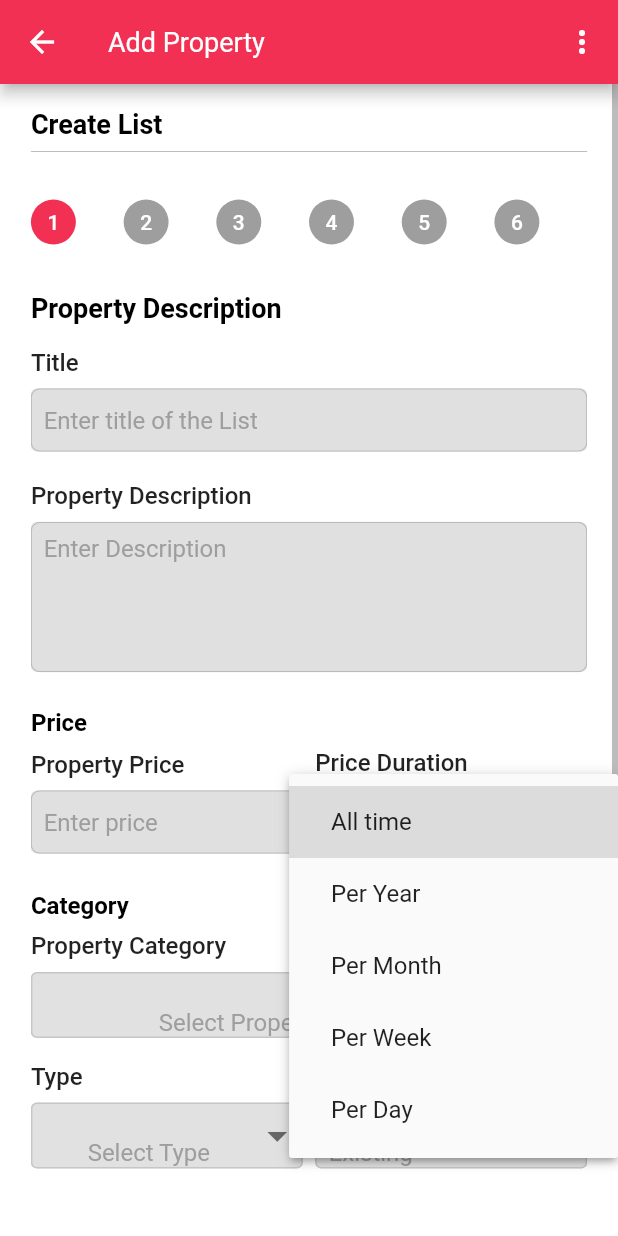
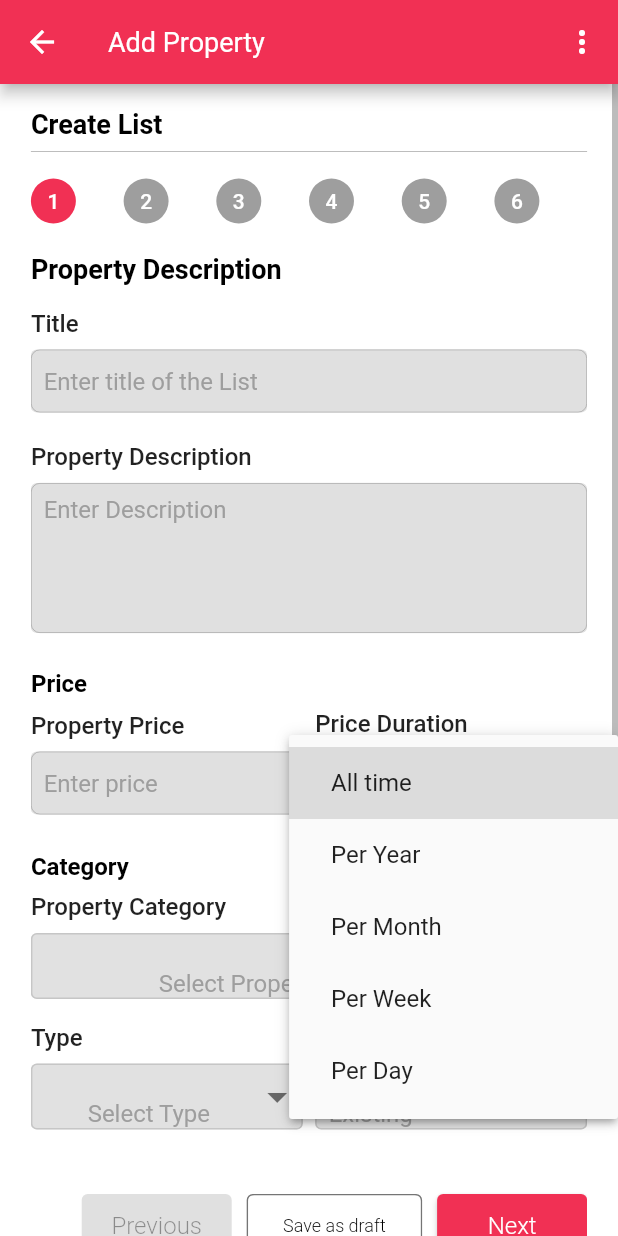
Before and after one commit to Bisecto/Brixmarket, a Flutter app: the AddPropertyPage screen opened by its route, after a tap on an icon or button, on a phone screen of 412 x 824 dp. Run offline on Flutter 3.47's test engine with Material 2 defaults, Android fonts, the phone set to English and light mode, and no system bars; our stand-ins replace carousel_slider, device_info_plus, file_picker, firebase_core, firebase_database, firebase_messaging and 15 more; missing offline and left inert: cross_connectivity, flutter_phone_direct_caller, graphic; accounts and stored records are empty; network calls fail; statements that could not run were skipped.

Commit message:
Modification_Precious

```diff
--- a/lib/controllers/create_property_controller.dart
+++ b/lib/controllers/create_property_controller.dart
@@ -81,7 +81,7 @@ class CreatePropertyCtrl extends GetxController {
       sideNavIndex.value = 2;
       sideNavIndex.refresh();
       createPropPageIndex.refresh();
-      EditCtrl.disposeControllers();
+      //EditCtrl.disposeControllers();
     } else {
       createPropPageIndex.value = pageIndex;
       cPPageController.animateToPage(cPPageController.page!.toInt() + 1, duration: const Duration(milliseconds: 400), curve: Curves.easeIn);
@@ -172,11 +172,13 @@ class CreatePropertyCtrl extends GetxController {
         Preloader.hide();
         gotoNext(pageIndex: 2);
       }
-      // else{
+
+       else{
+        gotoNext(pageIndex: 2);
       //   Preloader.hide();
       //   MSG.errorSnackBar('Something is wrong with the image',title: 'Message');
       //   Preloader.hide();
-      // }
+       }
     }
   }
 
@@ -395,7 +397,7 @@ class CreatePropertyCtrl extends GetxController {
     amenities = [];
     if (amenities!.isEmpty && EditCtrl.category.value.text.isNotEmpty || all) {
       String category = all ? 'all' : EditCtrl.category.value.text;
-      await Provider().postData("property/get-amenities/$category", Property.map()).then((value) => amenities = value);
+      await Provider().postData("property/get-amenities/${EditCtrl.category.value.text}", Property.map()).then((value) => amenities = value);
     }
     return amenities ?? [];
   }
--- a/lib/models/chat_user.dart
+++ b/lib/models/chat_user.dart
@@ -35,7 +35,7 @@ class ChatUser {
         lastMessage: json['message'],
         sender: json['sender'],
         fromMe: json['sender'] == HomeController.userId,
-        lastMessageTime: Utils.formatDateTime(json['created_at']),
+        lastMessageTime: Utils.formatDateTime(json['updated_at']),
         seen: json['seen'].toString() == '1' || json['seen'].toString() == 'true',
         delivered: json['delivered'].toString() == '1' || json['delivered'].toString() == 'true',
       );
@@ -48,7 +48,7 @@ class ChatUser {
     data['image'] = image == null || image == '' ? 'default.jpg' : image;
     data['message'] = lastMessage;
     if (Utils.userFirebase) {
-      data['created_at'] = ServerValue.timestamp;
+      data['updated_at'] = ServerValue.timestamp;
     }
     data['seen'] = Utils.userFirebase ? false : '0';
     data['delivered'] = Utils.userFirebase ? false : '0';
--- a/lib/services/provider.dart
+++ b/lib/services/provider.dart
@@ -135,6 +135,8 @@ class Provider extends GetConnect {
     dnd(response.body);
     try {
       if (response.statusCode == 200) {
+        print('++++++++++++++++++++++++++++++++++++++++++++++++++++++++++++');
+        print(response.body);
         ApiResponse apiResponse = ApiResponse.fromJson(jsonDecode(response.body));
         if (!apiResponse.status) {
           try {
--- a/lib/view/screens/create_property/create_property_widges.dart
+++ b/lib/view/screens/create_property/create_property_widges.dart
@@ -47,13 +47,13 @@ class CreatePropertyWidget extends StatelessWidget {
               ),
             ),
             const Divider(color: Colors.black26),
-            const SizedBox(height: 24),
+            const SizedBox(height: 10),
             buildStepNumber(),
             const SizedBox(
-              height: 32,
+              height: 20,
             ),
             SizedBox(
-              height: 860,
+              height: 1050,
               child: PageView(
                 controller: cPropCtrl.cPPageController,
                 physics: const NeverScrollableScrollPhysics(),
@@ -168,9 +168,9 @@ Widget buttonRow(Function() nextFunction) {
 
   return Padding(
     padding: const EdgeInsets.only(
-      top: 8.0,
+      top: 3.0,
       right: 0,
-      bottom: 8,
+      bottom: 3,
     ),
     child: Row(
       mainAxisAlignment: MainAxisAlignment.end,
@@ -204,7 +204,7 @@ Widget buttonRow(Function() nextFunction) {
         Obx(() => Flexible(
               child: FormButton(
                 width: 100,
-                text: (cPropCtrl.createPropPageIndex.value == 6)
+                text: (cPropCtrl.createPropPageIndex.value == 5)
                     ? 'Finish'
                     : 'Next',
                 onPressed: nextFunction,
@@ -428,7 +428,7 @@ Widget createPropertyMedia() {
         ),
         const SizedBox(height: 5),
         const CustomText(
-          text: '      • Advert must contain from 2 to 20 images',
+          text: '      • Advert must contain from 3 to 20 images',
           color: Colors.black,
           size: 14,
           weight: FontWeight.w300,
@@ -604,11 +604,19 @@ Widget createPropertyLocation() {
               ),
               SizedBox(width: Get.width * 0.02),
               Flexible(
-                child: DropDown(
-                  controller: EditCtrl.landmarks,
+                child: FormInput(
+                  width: double.infinity,
+                  controller: EditCtrl.landmarks.value,
+                  validate: Val.name,
+                  error: EditCtrl.landmarksErr,
                   label: 'Landmarks',
-                  items: Lst.ngLGA[Lst.ngStates[0]] ?? [],
+                  hint: 'Enter the closest bustop',
                 ),
+                // DropDown(
+                //   controller: EditCtrl.landmarks,
+                //   label: 'Landmarks',
+                //   items: Lst.ngLGA[Lst.ngStates[0]] ?? [],
+                // ),
               ),
             ],
           ),
@@ -666,7 +674,7 @@ Future getFeatures() async {
   features ??= [];
   if (features!.isEmpty && EditCtrl.category.value.text.isNotEmpty) {
     await Provider()
-        .postData("property/get-features/${EditCtrl.category.value.text}",
+        .postData("property/get-features/House",
             Property.map())
         .then((value) => features = value);
   }
@@ -717,7 +725,7 @@ Widget createPropertyMorDetails() {
                         if ((feature.value[0] ?? '').isEmpty) {
                           return Container(
                             padding: EdgeInsets.only(
-                                right: Get.width * 0.01, bottom: 24),
+                                right: Get.width * 0.01, bottom: 10),
                             width: Get.width < 480
                                 ? double.infinity
                                 : Get.width * 0.31,
@@ -734,7 +742,7 @@ Widget createPropertyMorDetails() {
                         } else {
                           return Container(
                             padding: EdgeInsets.only(
-                                right: Get.width * 0.01, bottom: 24),
+                                right: Get.width * 0.01, bottom: 10),
                             width: Get.width < 480
                                 ? double.infinity
                                 : Get.width * 0.31,
@@ -770,17 +778,19 @@ Widget createPropertyAmenities() {
     color: Colors.white,
     child: SizedBox(
         height: double.infinity,
-        child: Column(
-          crossAxisAlignment: CrossAxisAlignment.start,
+        child: ListView(
+          shrinkWrap: true,
+          physics: NeverScrollableScrollPhysics(),
+          //crossAxisAlignment: CrossAxisAlignment.start,
           children: [
             const CustomText(
                 text: 'Basic Amenities',
                 color: Colors.black,
                 size: 16,
                 weight: FontWeight.bold),
-            const SizedBox(height: 20),
+            //const SizedBox(height: 10),
             SizedBox(
-              width: double.infinity,
+              //width: double.infinity,
               child: FutureBuilder(
                   future: cPropCtrl.getAmenities(),
                   builder: (context, AsyncSnapshot snap) {
@@ -788,13 +798,13 @@ Widget createPropertyAmenities() {
 
                     return GridView.builder(
                         shrinkWrap: true,
-                        padding: const EdgeInsets.only(right: 24),
-                        physics: const BouncingScrollPhysics(),
+                        padding: const EdgeInsets.only(right: 0),
+                        physics: const NeverScrollableScrollPhysics(),
                         itemCount: amenities.length,
                         gridDelegate:
                             const SliverGridDelegateWithMaxCrossAxisExtent(
-                          mainAxisExtent: 54,
-                          maxCrossAxisExtent: 260,
+                          mainAxisExtent: 53,
+                          maxCrossAxisExtent: 200,
                         ),
                         itemBuilder: (_, i) {
                           var amenity = amenities[i]['amenity'];
@@ -803,7 +813,7 @@ Widget createPropertyAmenities() {
                               mainAxisAlignment: MainAxisAlignment.start,
                               children: [
                                 Transform.scale(
-                                  scale: 0.7,
+                                  scale: 0.5,
                                   child: Obx(
                                     () => Checkbox(
                                       activeColor: Pallet.secondaryColor,
@@ -824,7 +834,6 @@ Widget createPropertyAmenities() {
                                     ),
                                   ),
                                 ),
-                                const SizedBox(width: 10),
                                 Expanded(
                                     child: Text(amenity,
                                         style: const TextStyle(fontSize: 16))),
--- a/lib/view/screens/mobile/chat_page.dart
+++ b/lib/view/screens/mobile/chat_page.dart
@@ -113,6 +113,7 @@ class _ChatPageState extends State<ChatPage> {
                               padding: const EdgeInsets.only(top: 16),
                               physics: const NeverScrollableScrollPhysics(),
                               itemBuilder: (context, index) {
+                                if(users[index].chatKey.contains(user.id.toString())){
                                 return GestureDetector(
                                   onTap: () => homeCtrl.chatFromUserList(users[index]),
                                   child: ConversationList(
@@ -123,7 +124,9 @@ class _ChatPageState extends State<ChatPage> {
                                     seen: users[index].seen,
                                     fromMe: users[index].fromMe,
                                   ),
-                                );
+                                );}else{
+                                  return Container();
+                                }
                               },
                             );
                 }),
--- a/lib/view/widgets/current_location.dart
+++ b/lib/view/widgets/current_location.dart
@@ -19,6 +19,7 @@ class CurrentLocation extends StatelessWidget {
           return snap.connectionState == ConnectionState.waiting && homeCtrl.currentLocation.value == ''
               ? Preloader.loadingWidget2(size: 16)
               : Obx(() => CustomText(
+            maxLines: 2,
                     text: snap.data == null || homeCtrl.currentLocation.value != '' || user.city != '' || user.city != null
                         ? homeCtrl.currentLocation.value == ''
                             ? user.city != '' && user.city != null
--- a/lib/view/widgets/form_inputs.dart
+++ b/lib/view/widgets/form_inputs.dart
@@ -95,7 +95,7 @@ class FormInput extends StatelessWidget {
                       ),
                       onChanged: (text) {
                         if (validate != null) {
-                          WidgetsBinding.instance?.addPostFrameCallback((_) {
+                          WidgetsBinding.instance.addPostFrameCallback((_) {
                             error!.value = validate!(text);
                             try {
                               controller.selection = TextSelection.fromPosition(TextPosition(offset: controller.text.length));
--- a/lib/view/widgets/image_widgets.dart
+++ b/lib/view/widgets/image_widgets.dart
@@ -63,7 +63,7 @@ profileImgAndBasicInfo(int num) {
             GestureDetector(
               onTap: (){
                 if(num==1){
-                  Navigator.push(context!, MaterialPageRoute(builder:(context)=> ProfilingPage()));
+                  Navigator.push(context!, MaterialPageRoute(builder:(context)=> const PersonalInformation()));
 
                 } else{
                   return;
--- a/lib/view/widgets/material_search_bar/src/util/util.dart
+++ b/lib/view/widgets/material_search_bar/src/util/util.dart
@@ -18,7 +18,7 @@ double interval(double begin, double end, double t,
 }
 
 void postFrame(VoidCallback callback) {
-  WidgetsBinding.instance?.addPostFrameCallback((_) => callback());
+  WidgetsBinding.instance.addPostFrameCallback((_) => callback());
 }
 
 bool get isAvailableSwipeBack {
--- a/lib/view/widgets/web_hero_seach.dart
+++ b/lib/view/widgets/web_hero_seach.dart
@@ -98,7 +98,7 @@ class WebHeroSearch extends StatelessWidget {
               onTap: () {
                 if (propCtrl.showLargeFilerBox.value) {
                   propCtrl.showLargeFilerBox.value = false;
-                  WidgetsBinding.instance!.addPostFrameCallback((_) => showOverlayFilterBox(context));
+                  WidgetsBinding.instance.addPostFrameCallback((_) => showOverlayFilterBox(context));
                 } else {
                   propCtrl.showLargeFilerBox.value = true;
                   try {
--- a/pubspec.yaml
+++ b/pubspec.yaml
@@ -21,7 +21,7 @@ dependencies:
   flutter_rating_bar: ^4.0.0
   readmore: ^2.1.0
   material_floating_search_bar: ^0.3.7
-  flutter_paystack_client: ^0.1.1
+  #flutter_paystack_client: ^0.1.0
   extended_image: ^6.0.2+1
   shared_preferences: ^2.0.6
   device_info_plus: ^3.2.3
```
Also changed, not shown: lib/controllers/mixin/auth_mixin.dart (+9 -8 lines), lib/controllers/mixin/chat_mixin.dart (+61 -15 lines), lib/libs/payments.dart (+43 -41 lines), lib/view/screens/mobile/add_property_page.dart (+29 -2 lines), lib/view/screens/mobile/home_page.dart (+5 -3 lines), pubspec.lock, 3 other files.
